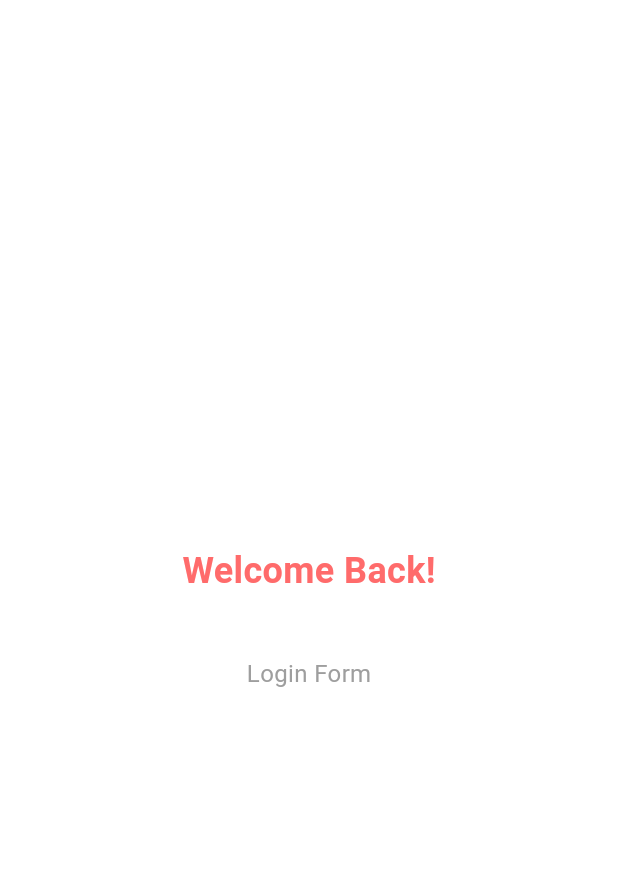
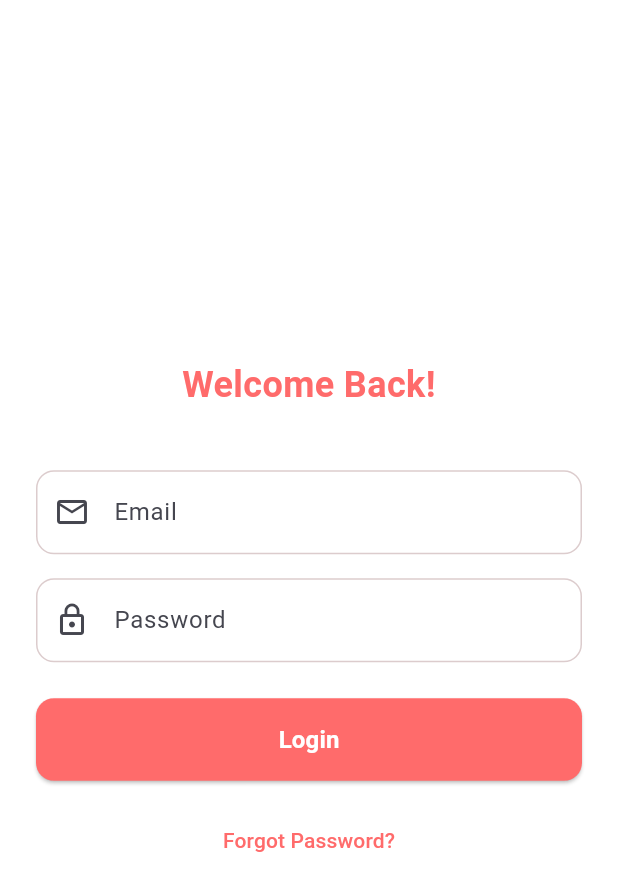
Before and after one commit to chamudithaperera/Flutter-Dart-project-09-Cake-N-Bake, a Flutter app: the screen it shows after launch, on a phone screen of 412 x 824 dp. Shown: the top 891 px of the screen. Run offline on Flutter 3.47's test engine with Material 3 defaults, Android fonts, the phone set to English and light mode, and no system bars.

Commit message:
Refactor LoginScreen layout to enhance user experience. Replaced Center widget with SafeArea and added padding. Implemented email and password input fields, along with a login button and a forgot password option.

```diff
--- a/cake_n_bake/lib/screens/login_screen.dart
+++ b/cake_n_bake/lib/screens/login_screen.dart
@@ -7,9 +7,12 @@ class LoginScreen extends StatelessWidget {
   Widget build(BuildContext context) {
     return Scaffold(
       backgroundColor: Colors.white,
-      body: Center(
+      body: SafeArea(
+        child: Padding(
+          padding: const EdgeInsets.symmetric(horizontal: 24.0),
           child: Column(
             mainAxisAlignment: MainAxisAlignment.center,
+            crossAxisAlignment: CrossAxisAlignment.stretch,
             children: [
               const Text(
                 'Welcome Back!',
@@ -18,14 +21,80 @@ class LoginScreen extends StatelessWidget {
                   fontWeight: FontWeight.bold,
                   color: Color(0xFFff6b6b),
                 ),
+                textAlign: TextAlign.center,
               ),
               const SizedBox(height: 40),
-            // Placeholder for login form
-            const Text(
-              'Login Form',
-              style: TextStyle(fontSize: 16, color: Colors.grey),
+              // Email Field
+              TextField(
+                decoration: InputDecoration(
+                  hintText: 'Email',
+                  prefixIcon: const Icon(Icons.email_outlined),
+                  border: OutlineInputBorder(
+                    borderRadius: BorderRadius.circular(12),
+                  ),
+                  enabledBorder: OutlineInputBorder(
+                    borderRadius: BorderRadius.circular(12),
+                    borderSide: const BorderSide(color: Color(0xFFdccccd)),
+                  ),
+                  focusedBorder: OutlineInputBorder(
+                    borderRadius: BorderRadius.circular(12),
+                    borderSide: const BorderSide(color: Color(0xFFff6b6b)),
+                  ),
+                ),
+                keyboardType: TextInputType.emailAddress,
+              ),
+              const SizedBox(height: 16),
+              // Password Field
+              TextField(
+                decoration: InputDecoration(
+                  hintText: 'Password',
+                  prefixIcon: const Icon(Icons.lock_outline),
+                  border: OutlineInputBorder(
+                    borderRadius: BorderRadius.circular(12),
+                  ),
+                  enabledBorder: OutlineInputBorder(
+                    borderRadius: BorderRadius.circular(12),
+                    borderSide: const BorderSide(color: Color(0xFFdccccd)),
+                  ),
+                  focusedBorder: OutlineInputBorder(
+                    borderRadius: BorderRadius.circular(12),
+                    borderSide: const BorderSide(color: Color(0xFFff6b6b)),
+                  ),
+                ),
+                obscureText: true,
+              ),
+              const SizedBox(height: 24),
+              // Login Button
+              ElevatedButton(
+                onPressed: () {
+                  // TODO: Implement login functionality
+                },
+                style: ElevatedButton.styleFrom(
+                  backgroundColor: const Color(0xFFff6b6b),
+                  foregroundColor: Colors.white,
+                  padding: const EdgeInsets.symmetric(vertical: 16),
+                  shape: RoundedRectangleBorder(
+                    borderRadius: BorderRadius.circular(12),
+                  ),
+                ),
+                child: const Text(
+                  'Login',
+                  style: TextStyle(fontSize: 16, fontWeight: FontWeight.bold),
+                ),
+              ),
+              const SizedBox(height: 16),
+              // Forgot Password
+              TextButton(
+                onPressed: () {
+                  // TODO: Implement forgot password functionality
+                },
+                child: const Text(
+                  'Forgot Password?',
+                  style: TextStyle(color: Color(0xFFff6b6b)),
+                ),
               ),
             ],
+          ),
         ),
       ),
     );
```
Lines whose indentation alone changed are shown as unchanged.
